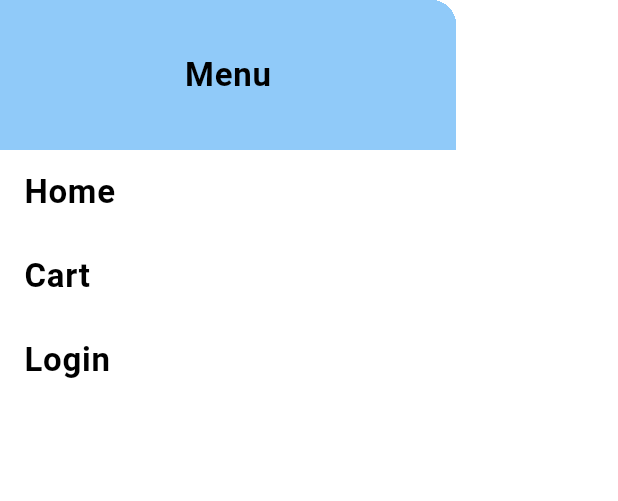
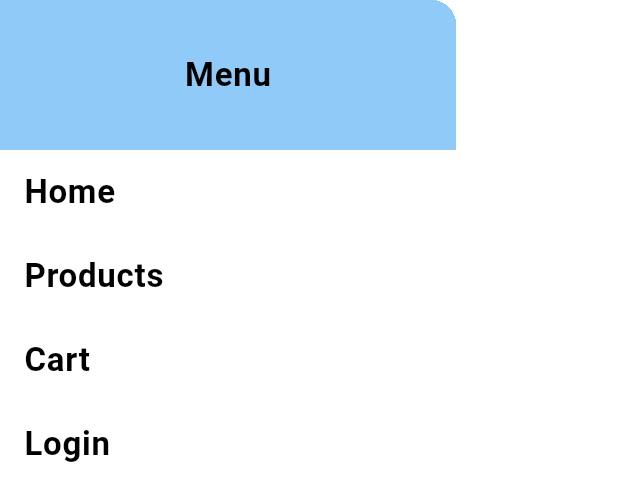
Before and after one commit to DisasterUnknown/Flutter-BlueArt, a Flutter app: the AppDrawer widget shown alone on an empty page, opened directly with empty values, on a phone screen of 412 x 824 dp. Shown: the top 501 px of the screen. Run offline on Flutter 3.47's test engine with Material 3 defaults, Android fonts, the phone set to English and light mode, and no system bars.

Commit message:
Nope wasn't compleated added the Products page and cart reset when checkout

```diff
--- a/lib/Layout/Components/AppDrawer.dart
+++ b/lib/Layout/Components/AppDrawer.dart
@@ -3,7 +3,8 @@ import 'package:flutter/material.dart';
 class AppDrawer extends StatelessWidget {
   final int selectedIndex;
   final Function(int) onItemTapped;
-  const AppDrawer({required this.selectedIndex, required this.onItemTapped});
+  final Function(String) onCategorySelect;
+  const AppDrawer({required this.selectedIndex, required this.onItemTapped, required this.onCategorySelect});
 
   @override
   Widget build(BuildContext context) {
@@ -34,6 +35,14 @@ class AppDrawer extends StatelessWidget {
               },
             ),
             ListTile(
+              title: Text('Products'),
+              onTap: () {
+                Navigator.pop(context);
+                onCategorySelect('all');
+                onItemTapped(5); // Close the drawer
+              },
+            ),
+            ListTile(
               title: Text('Cart'),
               onTap: () {
                 Navigator.pop(context);
--- a/lib/Layout/layout.dart
+++ b/lib/Layout/layout.dart
@@ -58,6 +58,7 @@ class _LayoutState extends State<Layout> {
           drawer: AppDrawer(
             selectedIndex: _selectedIndex,
             onItemTapped: _onItemTapped,
+            onCategorySelect: _onCategorySelect,
           ),
 
           // Page Connect Component
--- a/lib/Pages/checkOutPage.dart
+++ b/lib/Pages/checkOutPage.dart
@@ -1,5 +1,5 @@
 import 'dart:async';
-
+import 'package:assignment/Lists/productsList.dart';
 import 'package:flutter/material.dart';
 import 'package:flutter/services.dart';
 
@@ -25,6 +25,7 @@ class _CheckOutPageState extends State<CheckOutPage> {
     if (_formKey.currentState?.validate() ?? false) {
       setState(() {
         _showMsg = true;
+        CartList = [];
       });
     }
 
--- a/lib/Pages/viewCategoriesPage.dart
+++ b/lib/Pages/viewCategoriesPage.dart
@@ -1,3 +1,5 @@
+import 'dart:math';
+
 import 'package:assignment/Lists/productsList.dart';
 import 'package:flutter/material.dart';
 import 'package:flutter/rendering.dart';
@@ -14,7 +16,9 @@ class Viewcategoriespage extends StatelessWidget {
     } else if (selectedProductCategory == 'figure') {
       return figureProductList;
     } else {
-      return [];
+      List<Item> productsList = [...artProductList, ...figureProductList];
+      productsList.shuffle(Random());
+      return productsList;
     }
   }
 
```
